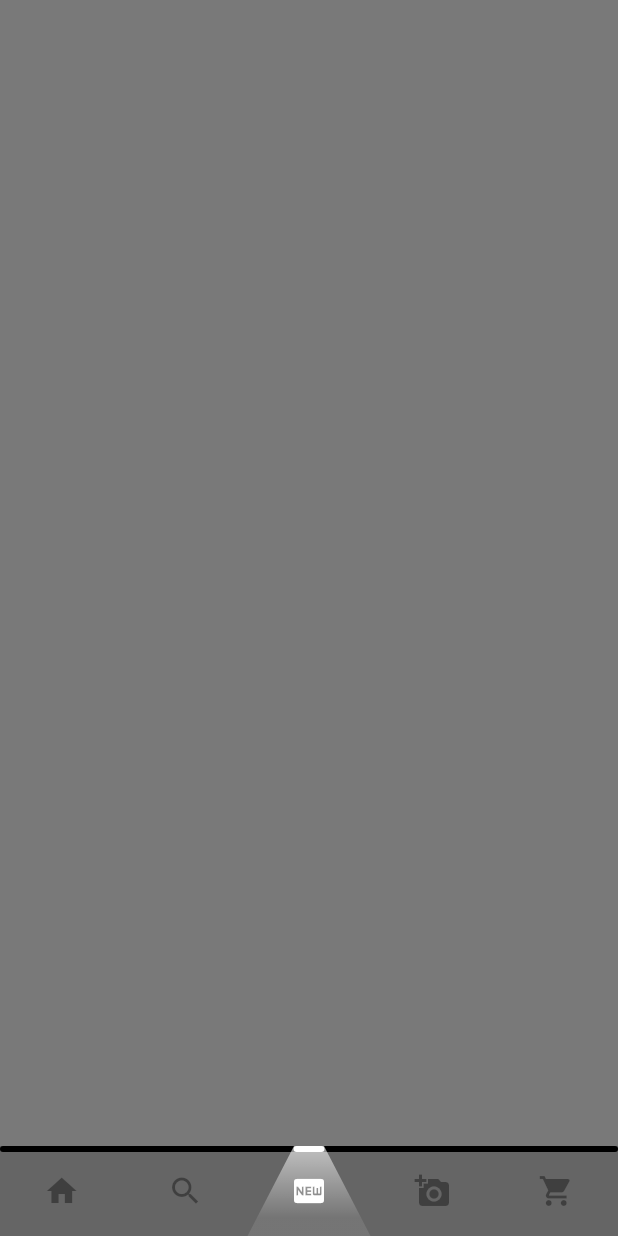
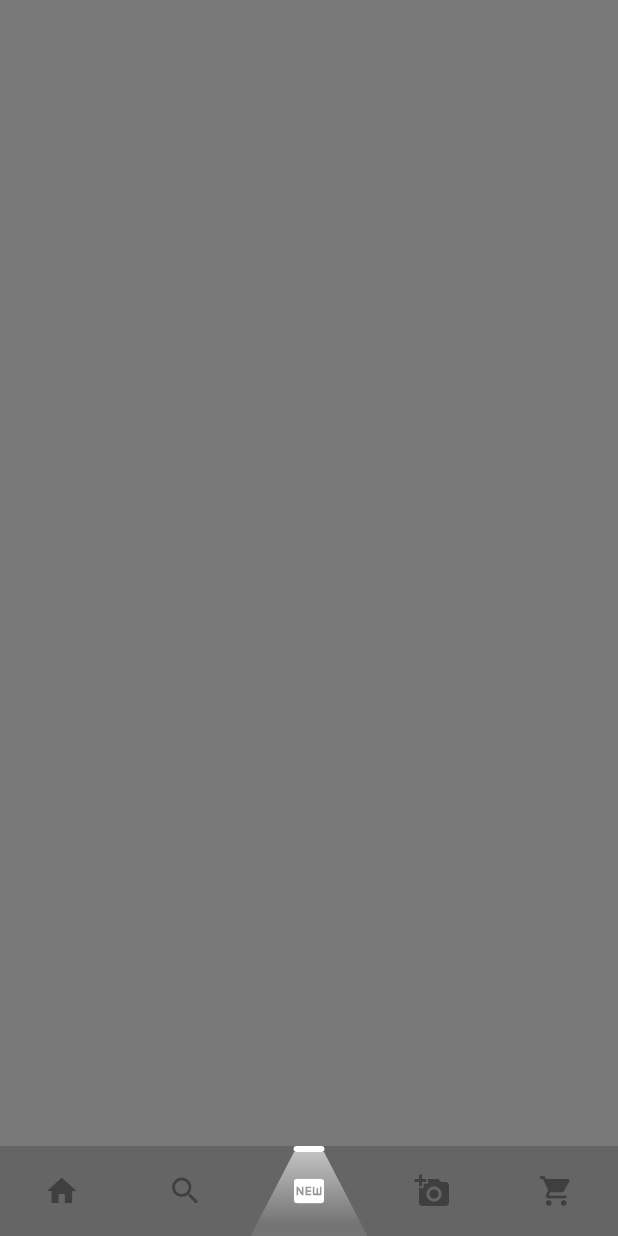
Before and after one commit to akhilsomanvs/flutter_LightConeBottomBarUI, a Flutter app: the screen it shows after launch, on a phone screen of 412 x 824 dp. Run offline on Flutter 3.47's test engine with Material 2 defaults, Android fonts, the phone set to English and light mode, and no system bars.

```diff
--- a/lib/ui/homeScreen/home_screen.dart
+++ b/lib/ui/homeScreen/home_screen.dart
@@ -94,6 +94,7 @@ class _BottomLightNavBarState extends State<BottomLightNavBar> with SingleTicker
           shouldShowLightCone: widget.bottomBarModel.shouldShowLightCone,
           itemCount: widget.bottomBarModel.children.length,
           selectedItemIndex: widget.bottomBarModel.changingValue,
+          shouldShowTrack: false,
         ),
         child: Container(
           child: Row(
@@ -131,6 +132,7 @@ class BottomBarLightConePainter extends CustomPainter {
 
   final double topLightHeight = 4;
   final bool shouldShowLightCone;
+  bool shouldShowTrack = true;
   Gradient lightGradient = LinearGradient(
     begin: Alignment.topCenter,
     end: Alignment.bottomCenter,
@@ -144,9 +146,9 @@ class BottomBarLightConePainter extends CustomPainter {
     ],
   );
 
-  BottomBarLightConePainter({@required this.shouldShowLightCone, @required this.itemCount, @required this.selectedItemIndex, Gradient lightConeGradient})
+  BottomBarLightConePainter({@required this.shouldShowLightCone, @required this.itemCount, @required this.selectedItemIndex, this.shouldShowTrack = true, Gradient lightConeGradient})
       : trackPaint = Paint()
-          ..color = Colors.black
+          ..color = Colors.black38
           ..style = PaintingStyle.fill,
         thumbPaint = Paint()
           ..color = Colors.white
@@ -160,6 +162,7 @@ class BottomBarLightConePainter extends CustomPainter {
   @override
   void paint(Canvas canvas, Size size) {
     //Draw track
+    if (shouldShowTrack) {
       canvas.drawRRect(
           RRect.fromRectAndCorners(
             Rect.fromLTWH(
@@ -174,6 +177,7 @@ class BottomBarLightConePainter extends CustomPainter {
             bottomRight: Radius.circular(3.0),
           ),
           trackPaint);
+    }
 
     //Draw Thumb
     final thumbChamberWidth = size.width / itemCount;
@@ -200,7 +204,7 @@ class BottomBarLightConePainter extends CustomPainter {
 
     //Draw Light cone
     if (shouldShowLightCone) {
-      final lightConeRect = Rect.fromLTWH(thumbChamberStartPoint, 0.0, thumbChamberWidth, size.height);
+      final lightConeRect = Rect.fromLTWH(thumbChamberStartPoint, topLightHeight, thumbChamberWidth, size.height);
       thumbPaint.shader = lightGradient.createShader(lightConeRect);
       canvas.drawPath(
         returnTrapezoidPath(rect: lightConeRect, topWidth: thumbWidth.toInt(), bottomWidth: thumbChamberWidth.toInt()),
```
Lines whose indentation alone changed are shown as unchanged.
